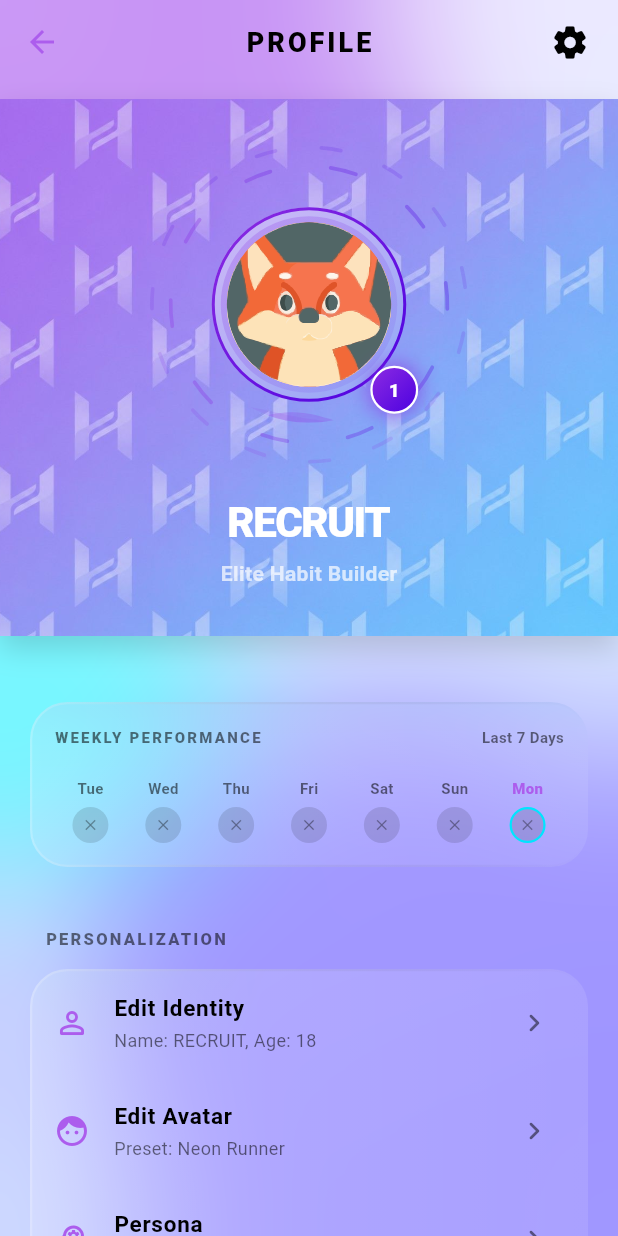
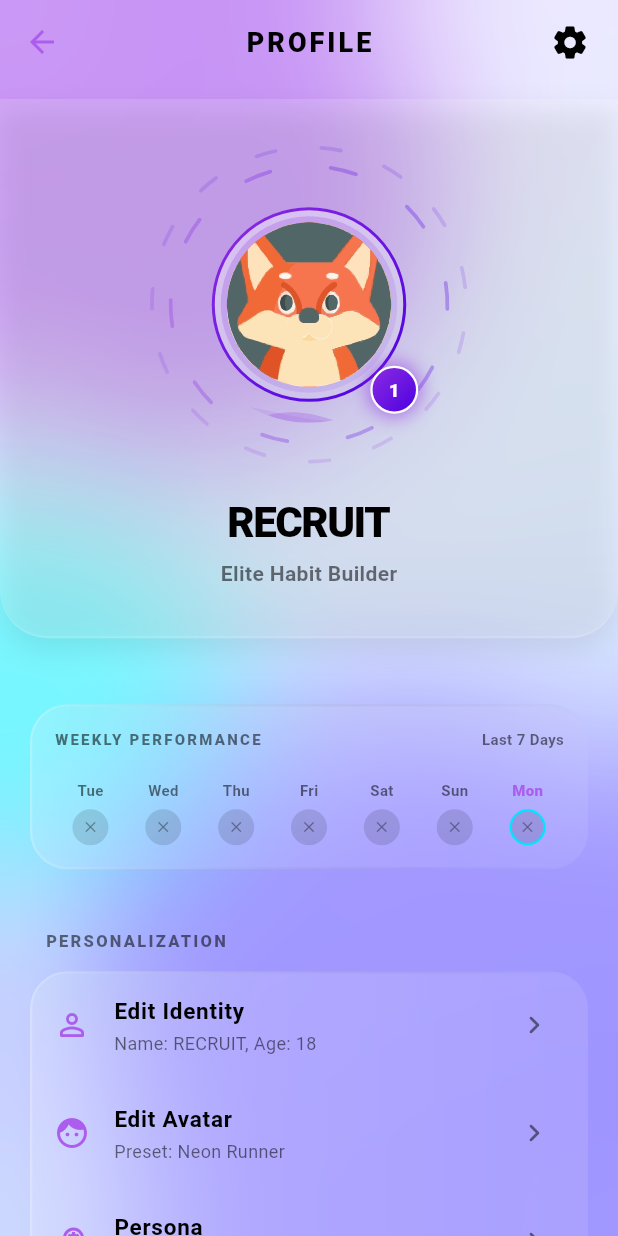
Before and after one commit to sisodiyaashraf/habitx, a Flutter app: the ProfileScreen screen opened directly, on a phone screen of 412 x 824 dp. Run offline on Flutter 3.47's test engine with Material 3 defaults, Android fonts, the phone set to English and light mode, and no system bars; drawn by our look-alikes of glassmorphism; our stand-ins replace fl_chart, flutter_local_notifications, flutter_svg, flutter_timezone, font_awesome_flutter, in_app_review and 5 more; missing offline and left inert: home_widget; accounts and stored records are empty.

```diff
--- a/lib/presentation/screens/profile_screen.dart
+++ b/lib/presentation/screens/profile_screen.dart
@@ -74,13 +74,20 @@ class _ProfileScreenState extends State<ProfileScreen> {
               Container(
                 width: double.infinity,
                 decoration: BoxDecoration(
-                  image: const DecorationImage(
-                    image: AssetImage('assets/images/habitxbackground.jpeg'),
-                    fit: BoxFit.cover,
+                  color: Colors.white.withValues(alpha: isDark ? 0.05 : 0.15),
+                  borderRadius: const BorderRadius.only(
+                    bottomLeft: Radius.circular(32),
+                    bottomRight: Radius.circular(32),
+                  ),
+                  border: Border(
+                    bottom: BorderSide(
+                      color: Colors.white.withValues(alpha: 0.12),
+                      width: 1.5,
+                    ),
                   ),
                   boxShadow: [
                     BoxShadow(
-                      color: Colors.black.withValues(alpha: 0.15),
+                      color: Colors.black.withValues(alpha: 0.08),
                       blurRadius: 15,
                       offset: const Offset(0, 8),
                     ),
@@ -97,8 +104,8 @@ class _ProfileScreenState extends State<ProfileScreen> {
                         provider.userName.toUpperCase(),
                         maxLines: 1,
                         overflow: TextOverflow.ellipsis,
-                        style: const TextStyle(
-                          color: Colors.white,
+                        style: TextStyle(
+                          color: textColor,
                           fontSize: 28,
                           fontWeight: FontWeight.w900,
                           letterSpacing: -1,
@@ -106,10 +113,10 @@ class _ProfileScreenState extends State<ProfileScreen> {
                       ),
                     ),
                     const SizedBox(height: 4),
-                    const Text(
+                    Text(
                       "Elite Habit Builder",
                       style: TextStyle(
-                        color: Colors.white70,
+                        color: subTextColor,
                         fontWeight: FontWeight.bold,
                       ),
                     ),
```
